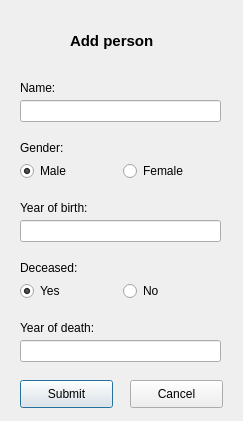
Qt form Verklegt/addscientist.ui (disaerna/T-113-VLN1) before a commit.
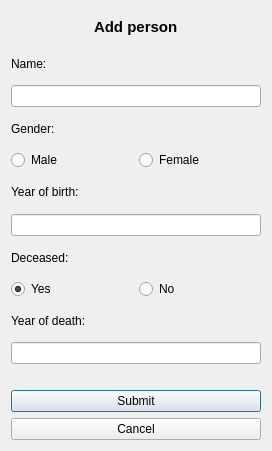
The same form after that commit.

Commit message:
Edit relation + Remove relation
vantar add relation - til fall i domain & db sem græjar það

```diff
--- a/Verklegt/addscientist.ui
+++ b/Verklegt/addscientist.ui
@@ -6,176 +6,25 @@
    <rect>
     <x>0</x>
     <y>0</y>
-    <width>243</width>
-    <height>421</height>
+    <width>272</width>
+    <height>451</height>
    </rect>
   </property>
+  <property name="minimumSize">
+   <size>
+    <width>272</width>
+    <height>451</height>
+   </size>
+  </property>
   <property name="windowTitle">
    <string>Dialog</string>
   </property>
   <property name="toolTipDuration">
    <number>0</number>
   </property>
-  <widget class="QLabel" name="nameText">
-   <property name="geometry">
-    <rect>
-     <x>20</x>
-     <y>80</y>
-     <width>55</width>
-     <height>16</height>
-    </rect>
-   </property>
-   <property name="toolTipDuration">
-    <number>0</number>
-   </property>
-   <property name="text">
-    <string>Name: </string>
-   </property>
-  </widget>
-  <widget class="QLabel" name="genderText">
-   <property name="geometry">
-    <rect>
-     <x>20</x>
-     <y>140</y>
-     <width>55</width>
-     <height>16</height>
-    </rect>
-   </property>
-   <property name="toolTipDuration">
-    <number>0</number>
-   </property>
-   <property name="text">
-    <string>Gender: </string>
-   </property>
-  </widget>
-  <widget class="QLabel" name="yobText">
-   <property name="geometry">
-    <rect>
-     <x>20</x>
-     <y>200</y>
-     <width>81</width>
-     <height>16</height>
-    </rect>
-   </property>
-   <property name="toolTipDuration">
-    <number>0</number>
-   </property>
-   <property name="text">
-    <string>Year of birth:</string>
-   </property>
-  </widget>
-  <widget class="QLabel" name="yodText">
-   <property name="geometry">
-    <rect>
-     <x>20</x>
-     <y>260</y>
-     <width>91</width>
-     <height>16</height>
-    </rect>
-   </property>
-   <property name="toolTipDuration">
-    <number>0</number>
-   </property>
-   <property name="text">
-    <string>Deceased: </string>
-   </property>
-  </widget>
-  <widget class="QLabel" name="yodText_2">
-   <property name="geometry">
-    <rect>
-     <x>20</x>
-     <y>320</y>
-     <width>101</width>
-     <height>16</height>
-    </rect>
-   </property>
-   <property name="toolTipDuration">
-    <number>0</number>
-   </property>
-   <property name="text">
-    <string>Year of death:</string>
-   </property>
-  </widget>
-  <widget class="QLineEdit" name="nameInput">
-   <property name="geometry">
-    <rect>
-     <x>20</x>
-     <y>100</y>
-     <width>201</width>
-     <height>22</height>
-    </rect>
-   </property>
-   <property name="toolTipDuration">
-    <number>0</number>
-   </property>
-  </widget>
-  <widget class="QLineEdit" name="yobInput">
-   <property name="geometry">
-    <rect>
-     <x>20</x>
-     <y>220</y>
-     <width>201</width>
-     <height>22</height>
-    </rect>
-   </property>
-   <property name="toolTipDuration">
-    <number>0</number>
-   </property>
-  </widget>
-  <widget class="QLineEdit" name="yodInput">
-   <property name="geometry">
-    <rect>
-     <x>20</x>
-     <y>340</y>
-     <width>201</width>
-     <height>22</height>
-    </rect>
-   </property>
-   <property name="toolTipDuration">
-    <number>0</number>
-   </property>
-  </widget>
-  <widget class="QPushButton" name="okButton">
-   <property name="geometry">
-    <rect>
-     <x>20</x>
-     <y>380</y>
-     <width>93</width>
-     <height>28</height>
-    </rect>
-   </property>
-   <property name="toolTipDuration">
-    <number>0</number>
-   </property>
-   <property name="text">
-    <string>Submit</string>
-   </property>
-  </widget>
-  <widget class="QPushButton" name="cancelButton">
-   <property name="geometry">
-    <rect>
-     <x>130</x>
-     <y>380</y>
-     <width>93</width>
-     <height>28</height>
-    </rect>
-   </property>
-   <property name="toolTipDuration">
-    <number>0</number>
-   </property>
-   <property name="text">
-    <string>Cancel</string>
-   </property>
-  </widget>
+  <layout class="QVBoxLayout" name="verticalLayout">
+   <item alignment="Qt::AlignHCenter">
   <widget class="QLabel" name="label_6">
-   <property name="geometry">
-    <rect>
-     <x>70</x>
-     <y>20</y>
-     <width>191</width>
-     <height>41</height>
-    </rect>
-   </property>
    <property name="font">
     <font>
      <pointsize>11</pointsize>
@@ -190,15 +39,35 @@
     <string>Add person</string>
    </property>
   </widget>
-  <widget class="QWidget" name="layoutWidget">
-   <property name="geometry">
-    <rect>
-     <x>20</x>
-     <y>160</y>
-     <width>199</width>
-     <height>22</height>
-    </rect>
-   </property>
+   </item>
+   <item>
+    <widget class="QLabel" name="nameText">
+     <property name="toolTipDuration">
+      <number>0</number>
+     </property>
+     <property name="text">
+      <string>Name: </string>
+     </property>
+    </widget>
+   </item>
+   <item>
+    <widget class="QLineEdit" name="nameInput">
+     <property name="toolTipDuration">
+      <number>0</number>
+     </property>
+    </widget>
+   </item>
+   <item>
+    <widget class="QLabel" name="genderText">
+     <property name="toolTipDuration">
+      <number>0</number>
+     </property>
+     <property name="text">
+      <string>Gender: </string>
+     </property>
+    </widget>
+   </item>
+   <item>
    <layout class="QHBoxLayout" name="horizontalLayout">
     <item>
      <widget class="QRadioButton" name="maleButton">
@@ -224,16 +93,35 @@
      </widget>
     </item>
    </layout>
-  </widget>
-  <widget class="QWidget" name="layoutWidget2">
-   <property name="geometry">
-    <rect>
-     <x>20</x>
-     <y>280</y>
-     <width>199</width>
-     <height>22</height>
-    </rect>
-   </property>
+   </item>
+   <item>
+    <widget class="QLabel" name="yobText">
+     <property name="toolTipDuration">
+      <number>0</number>
+     </property>
+     <property name="text">
+      <string>Year of birth:</string>
+     </property>
+    </widget>
+   </item>
+   <item>
+    <widget class="QLineEdit" name="yobInput">
+     <property name="toolTipDuration">
+      <number>0</number>
+     </property>
+    </widget>
+   </item>
+   <item>
+    <widget class="QLabel" name="yodText">
+     <property name="toolTipDuration">
+      <number>0</number>
+     </property>
+     <property name="text">
+      <string>Deceased: </string>
+     </property>
+    </widget>
+   </item>
+   <item>
    <layout class="QHBoxLayout" name="horizontalLayout_2">
     <item>
      <widget class="QRadioButton" name="deadButton">
@@ -262,7 +150,58 @@
      </widget>
     </item>
    </layout>
-  </widget>
+   </item>
+   <item>
+    <widget class="QLabel" name="yodText_2">
+     <property name="toolTipDuration">
+      <number>0</number>
+     </property>
+     <property name="text">
+      <string>Year of death:</string>
+     </property>
+    </widget>
+   </item>
+   <item>
+    <widget class="QLineEdit" name="yodInput">
+     <property name="toolTipDuration">
+      <number>0</number>
+     </property>
+    </widget>
+   </item>
+   <item>
+    <spacer name="horizontalSpacer">
+     <property name="orientation">
+      <enum>Qt::Horizontal</enum>
+     </property>
+     <property name="sizeHint" stdset="0">
+      <size>
+       <width>40</width>
+       <height>20</height>
+      </size>
+     </property>
+    </spacer>
+   </item>
+   <item>
+    <widget class="QPushButton" name="okButton">
+     <property name="toolTipDuration">
+      <number>0</number>
+     </property>
+     <property name="text">
+      <string>Submit</string>
+     </property>
+    </widget>
+   </item>
+   <item>
+    <widget class="QPushButton" name="cancelButton">
+     <property name="toolTipDuration">
+      <number>0</number>
+     </property>
+     <property name="text">
+      <string>Cancel</string>
+     </property>
+    </widget>
+   </item>
+  </layout>
  </widget>
  <tabstops>
   <tabstop>nameInput</tabstop>
```
Left out of the diff: 1 changed line with no effect on the pictures. Lines whose indentation alone changed are shown as unchanged. The commit also changes 17 other files.
